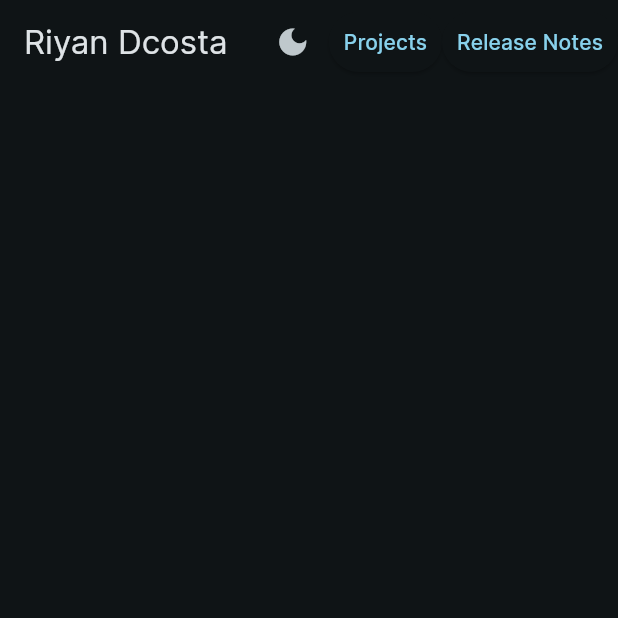
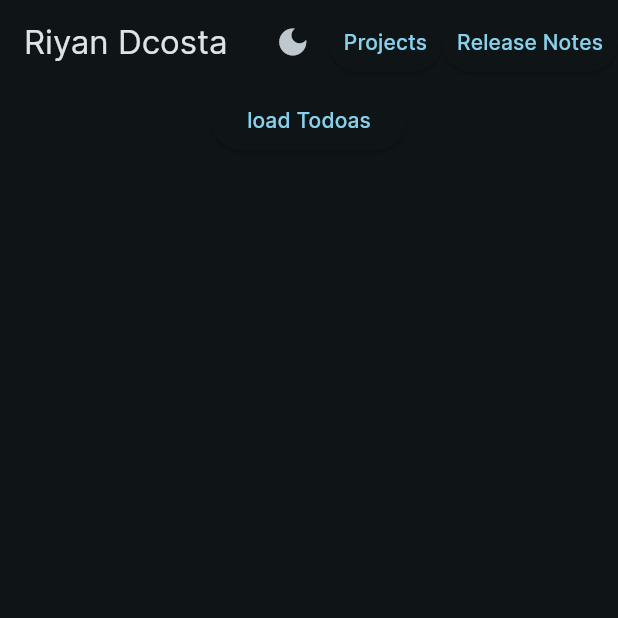
Before and after one commit to riyan-dcosta/riyan_portfolio, a Flutter app: the screen it shows after launch, after a tap on the "light mode" icon, after a tap on "Release Notes", on a phone screen of 412 x 824 dp, the top half of it. Run offline on Flutter 3.47's test engine with Material 3 defaults, Android fonts, the phone set to English and light mode, and no system bars; our stand-ins replace cloud_firestore, firebase_core; accounts and stored records are empty.

Commit message:
todo presentation layer

```diff
--- a/lib/features/todo/presentation/controllers/todo_list_controller.dart
+++ b/lib/features/todo/presentation/controllers/todo_list_controller.dart
@@ -2,29 +2,36 @@ import 'dart:collection';
 
 import 'package:flutter/cupertino.dart';
 import 'package:flutter/foundation.dart';
+import 'package:riyan_portfolio/features/todo/domain/usecase/get_all_todos.dart';
 
 import '../../domain/entities/todo_entity.dart';
 
 class TodoMutableList extends ChangeNotifier {
+  final GetAllTodos _getAllTodos;
+
+  TodoMutableList({required GetAllTodos getAllTodos})
+      : _getAllTodos = getAllTodos;
+
   final List<TodoList> _todos = [];
 
   UnmodifiableListView<TodoList> get getTodos => UnmodifiableListView(_todos);
 
-  loadList() {
-    final todosLength = TodoStatics.todos.length;
-    for (int i = 0; i < todosLength; i++) {
-      _todos.add(
-        TodoList(
-          isCompleted: TodoStatics.todosIsCompleted[i],
-          title: TodoStatics.todos[i],
-          id: i,
-        ),
-      );
-    }
+  loadList() async{
+    final todos = await _getAllTodos();
+    // final todosLength = TodoStatics.todos.length;
+    // for (int i = 0; i < todosLength; i++) {
+    //   _todos.add(
+    //     TodoList(
+    //       isCompleted: TodoStatics.todosIsCompleted[i],
+    //       title: TodoStatics.todos[i],
+    //       id: i,
+    //     ),
+    //   );
+    // }
     notifyListeners();
   }
 
-  updateTodo({required int id}) {
+  updateTodo({required String id}) {
     TodoList todoElement = _todos.singleWhere((element) => element.id == id);
     int todoIndex = _todos.indexOf(todoElement);
     _todos[todoIndex].isCompleted = !todoElement.isCompleted;
--- a/lib/features/todo/presentation/todo_page.dart
+++ b/lib/features/todo/presentation/todo_page.dart
@@ -1,4 +1,7 @@
 import 'package:flutter/material.dart';
+import 'package:riyan_portfolio/features/todo/data/repository/todo_repo_impl.dart';
+import 'package:riyan_portfolio/features/todo/data/sources/todo_api.dart';
+import 'package:riyan_portfolio/features/todo/domain/usecase/get_all_todos.dart';
 import 'package:riyan_portfolio/features/todo/presentation/controllers/todo_list_controller.dart';
 
 class TodoPage extends StatefulWidget {
@@ -9,12 +12,14 @@ class TodoPage extends StatefulWidget {
 }
 
 class _TodoPageState extends State<TodoPage> {
-  TodoMutableList todoMutableList = TodoMutableList();
+  TodoMutableList todoMutableList = TodoMutableList(
+      getAllTodos:
+          GetAllTodos(todoRepository: TodoRepositoryImpl(todoApi: TodoApiFirebaseImpl())));
 
   @override
   void initState() {
     super.initState();
-    initializeTodos();
+    // initializeTodos();
   }
 
   initializeTodos() {
@@ -23,7 +28,15 @@ class _TodoPageState extends State<TodoPage> {
 
   @override
   Widget build(BuildContext context) {
-    return ListenableBuilder(
+    return Column(
+      children: [
+        ElevatedButton(
+            onPressed: () {
+              print("load todos");
+              initializeTodos();
+            },
+            child: Text("load Todoas")),
+        ListenableBuilder(
           listenable: todoMutableList,
           builder: (context, child) {
             final todos = todoMutableList.getTodos;
@@ -42,6 +55,8 @@ class _TodoPageState extends State<TodoPage> {
                   .toList(),
             );
           },
+        ),
+      ],
     );
   }
 }
```
Lines whose indentation alone changed are shown as unchanged.
